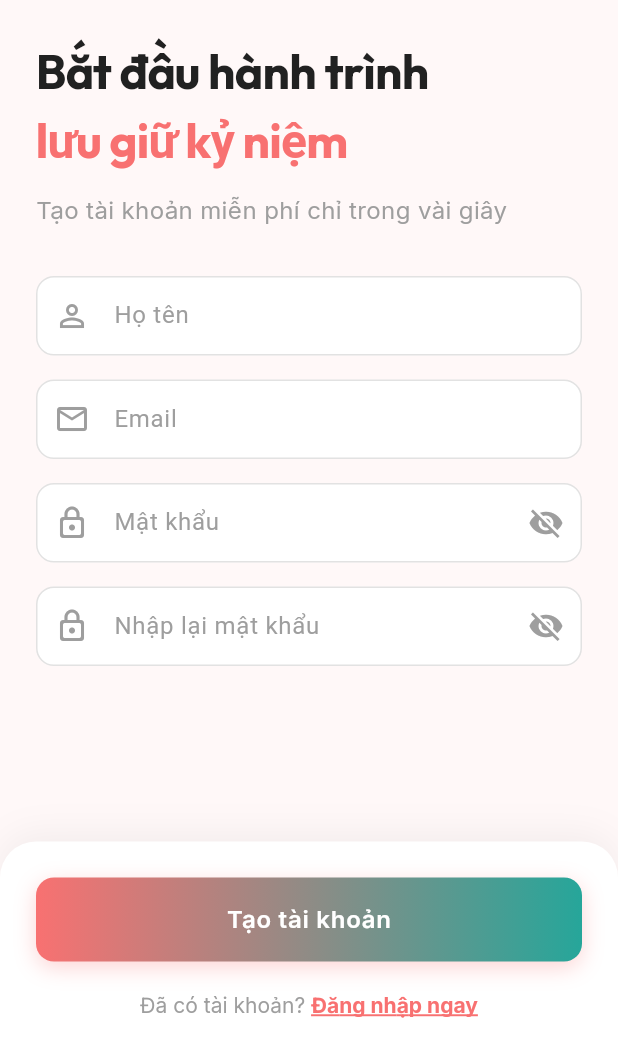
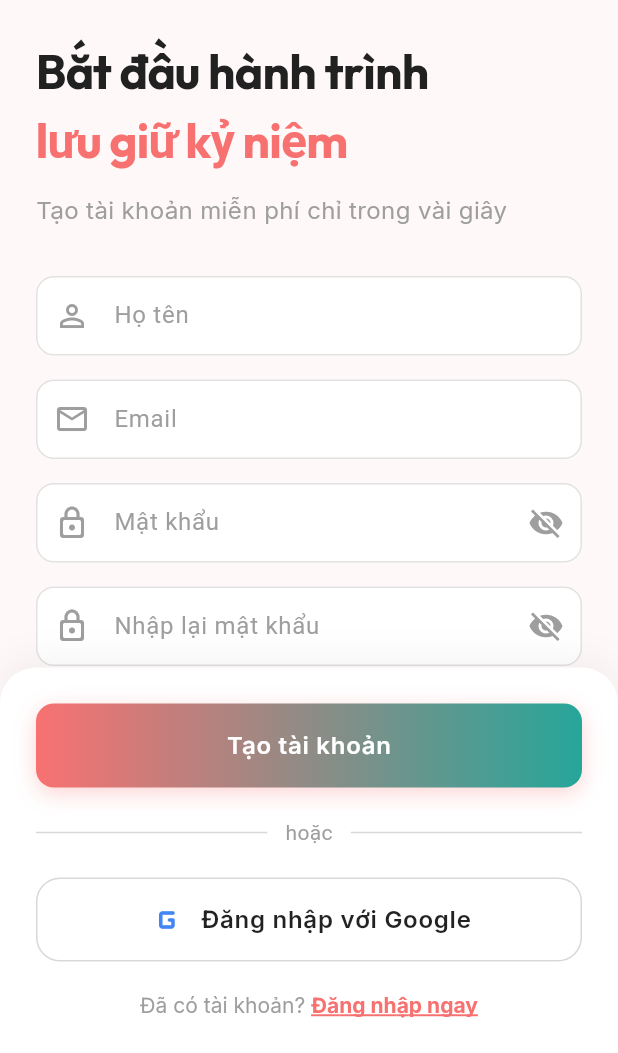
Before and after one commit to dautruongptit/event_app_anti, a Flutter app: the RegisterScreen screen opened by its route, on a phone screen of 412 x 824 dp, the part 183-1236 px from its top. Run offline on Flutter 3.47's test engine with Material 3 defaults, Android fonts, the phone set to English and light mode, and no system bars; drawn by our look-alikes of flutter_animate; our stand-ins replace dio, go_router, google_fonts, google_sign_in, image_picker, shared_preferences and 1 more; accounts and stored records are empty; network calls fail.

Commit message:
feat: add Google Sign-In login/register
- Add google_sign_in ^7.1.0 (Credential Manager) + GoogleAuthHelper
  wrapper around the v7 initialize()/authenticate() API
- AuthService.loginWithGoogle() / AuthProvider.loginWithGoogle() call
  POST /auth/google (idToken) and store tokens like normal login
- Add shared GoogleSignInButton + OrDivider widgets, wired into both
  LoginScreen and RegisterScreen
- Fix AuthResponse.fromJson reading 'userId' (actual backend field)
  instead of 'id' - was throwing on every login/register response
- Add unit test covering the userId parsing fix
- Responsive polish: EventFormScreen repeat-mode text, HomeScreen tab
  labels, RelativeListScreen header title (Flexible/Expanded + ellipsis)
- android/gradle.properties: builtInKotlin/newDsl flags auto-added by
  the Flutter migrator during pub get

Co-Authored-By: Claude Sonnet 5 <noreply@anthropic.com>

```diff
--- a/lib/core/constants/api_constants.dart
+++ b/lib/core/constants/api_constants.dart
@@ -6,8 +6,15 @@ class ApiConstants {
   // Auth
   static const String register = '$apiPrefix/auth/register';
   static const String login = '$apiPrefix/auth/login';
+  static const String googleLogin = '$apiPrefix/auth/google';
   static const String refresh = '$apiPrefix/auth/refresh';
   static const String logout = '$apiPrefix/auth/logout';
+
+  // ⚠️ OAuth 2.0 Web Client ID lấy từ Google Cloud/Firebase Console
+  // (phải trùng với GOOGLE_CLIENT_ID trong .env của backend, xem
+  // GoogleAuthConfig.java). Điền giá trị thật vào đây trước khi build.
+  static const String googleServerClientId =
+      'REPLACE_WITH_YOUR_WEB_CLIENT_ID.apps.googleusercontent.com';
 
   // User (đúng theo UserController backend — KHÔNG có prefix /auth)
   static const String userProfile = '$apiPrefix/users/me';
--- a/lib/models/auth_response.dart
+++ b/lib/models/auth_response.dart
@@ -15,7 +15,8 @@ class AuthResponse {
 
   factory AuthResponse.fromJson(Map<String, dynamic> json) {
     return AuthResponse(
-      id: json['id'] as int,
+      // Backend (AuthResponse.java) trả field "userId", không phải "id".
+      id: json['userId'] as int,
       fullName: json['fullName'] as String,
       email: json['email'] as String,
       accessToken: json['accessToken'] as String,
--- a/lib/providers/auth_provider.dart
+++ b/lib/providers/auth_provider.dart
@@ -3,6 +3,7 @@ import 'package:flutter/material.dart';
 import 'package:shared_preferences/shared_preferences.dart';
 import 'package:event_app/services/auth_service.dart';
 import 'package:event_app/services/user_service.dart';
+import 'package:event_app/services/google_auth_helper.dart';
 import 'package:event_app/core/network/dio_client.dart';
 import 'package:event_app/models/login_history.dart';
 import 'package:event_app/models/user.dart';
@@ -11,8 +12,14 @@ class AuthProvider extends ChangeNotifier {
   final AuthService _authService;
   final UserService _userService;
   final DioClient _dioClient;
+  final GoogleAuthHelper _googleAuthHelper;
 
-  AuthProvider(this._authService, this._userService, this._dioClient);
+  AuthProvider(
+    this._authService,
+    this._userService,
+    this._dioClient, [
+    GoogleAuthHelper? googleAuthHelper,
+  ]) : _googleAuthHelper = googleAuthHelper ?? GoogleAuthHelper();
 
   bool _isLoading = false;
   bool _isAuthenticated = false;
@@ -43,6 +50,34 @@ class AuthProvider extends ChangeNotifier {
     _setLoading(true);
     try {
       final authResponse = await _authService.login(email, password);
+
+      final prefs = await SharedPreferences.getInstance();
+      await prefs.setString('accessToken', authResponse.accessToken);
+      await prefs.setString('refreshToken', authResponse.refreshToken);
+      await prefs.setInt('userId', authResponse.id);
+
+      _isAuthenticated = true;
+      _setLoading(false);
+      return true;
+    } catch (e) {
+      _setError(_extractErrorMessage(e));
+      return false;
+    }
+  }
+
+  /// Đăng nhập bằng Google. Trả về false + [error] == null nếu người dùng
+  /// chủ động huỷ hộp thoại chọn tài khoản (không phải lỗi thật sự).
+  Future<bool> loginWithGoogle() async {
+    _setLoading(true);
+    try {
+      final idToken = await _googleAuthHelper.signInAndGetIdToken();
+      if (idToken == null) {
+        _isLoading = false;
+        notifyListeners();
+        return false;
+      }
+
+      final authResponse = await _authService.loginWithGoogle(idToken);
 
       final prefs = await SharedPreferences.getInstance();
       await prefs.setString('accessToken', authResponse.accessToken);
--- /dev/null
+++ b/lib/services/google_auth_helper.dart
@@ -0,0 +1,36 @@
+import 'package:google_sign_in/google_sign_in.dart';
+import 'package:event_app/core/constants/api_constants.dart';
+
+/// Bọc google_sign_in (API v7: singleton + authenticate()) thành một
+/// hàm đơn giản trả về Google idToken, để gửi lên backend
+/// (POST /auth/google — xem GoogleAuthService.java).
+class GoogleAuthHelper {
+  final GoogleSignIn _signIn = GoogleSignIn.instance;
+  bool _initialized = false;
+
+  Future<void> _ensureInitialized() async {
+    if (_initialized) return;
+    await _signIn.initialize(
+      serverClientId: ApiConstants.googleServerClientId,
+    );
+    _initialized = true;
+  }
+
+  /// Mở luồng đăng nhập Google, trả về idToken để verify ở backend.
+  /// Trả về null nếu người dùng chủ động huỷ (không tính là lỗi).
+  /// Ném Exception nếu Google Sign-In thất bại vì lý do khác.
+  Future<String?> signInAndGetIdToken() async {
+    await _ensureInitialized();
+    try {
+      final account = await _signIn.authenticate();
+      final idToken = account.authentication.idToken;
+      if (idToken == null) {
+        throw Exception('Google không trả về idToken, vui lòng thử lại');
+      }
+      return idToken;
+    } on GoogleSignInException catch (e) {
+      if (e.code == GoogleSignInExceptionCode.canceled) return null;
+      throw Exception('Đăng nhập Google thất bại: ${e.description ?? e.code}');
+    }
+  }
+}
--- a/lib/ui/screens/auth/register_screen.dart
+++ b/lib/ui/screens/auth/register_screen.dart
@@ -6,6 +6,7 @@ import '../../../core/constants/app_colors.dart';
 import '../../../core/constants/app_text_styles.dart';
 import '../../../core/theme/theme_provider.dart';
 import '../../../providers/auth_provider.dart';
+import '../../widgets/google_signin_button.dart';
 
 class RegisterScreen extends StatefulWidget {
   const RegisterScreen({super.key});
@@ -22,6 +23,7 @@ class _RegisterScreenState extends State<RegisterScreen> {
   final _confirmController = TextEditingController();
 
   bool _isLoading = false;
+  bool _isGoogleLoading = false;
   bool _obscurePassword = true;
   bool _obscureConfirm = true;
 
@@ -62,6 +64,31 @@ class _RegisterScreenState extends State<RegisterScreen> {
       }
     } finally {
       if (mounted) setState(() => _isLoading = false);
+    }
+  }
+
+  Future<void> _registerWithGoogle() async {
+    setState(() => _isGoogleLoading = true);
+    try {
+      final authProvider = context.read<AuthProvider>();
+      final success = await authProvider.loginWithGoogle();
+
+      if (!mounted) return;
+
+      if (success) {
+        context.go('/home');
+      } else if (authProvider.error != null) {
+        // error == null nghĩa là người dùng tự huỷ hộp thoại Google, không phải lỗi.
+        ScaffoldMessenger.of(context).showSnackBar(
+          SnackBar(
+            content: Text(authProvider.error ?? 'Đăng ký bằng Google thất bại'),
+            backgroundColor: AppColors.error,
+            behavior: SnackBarBehavior.floating,
+          ),
+        );
+      }
+    } finally {
+      if (mounted) setState(() => _isGoogleLoading = false);
     }
   }
 
@@ -147,18 +174,26 @@ class _RegisterScreenState extends State<RegisterScreen> {
                             ),
                           ),
                           const SizedBox(width: 12),
-                          Text(
+                          Flexible(
+                            child: Text(
                               'Tham gia ngay',
                               style: AppTextStyles.body.copyWith(
                                 color: isDark ? AppColors.textSecondaryDark : AppColors.textSecondaryLight,
                               ),
+                              maxLines: 1,
+                              overflow: TextOverflow.ellipsis,
+                            ),
                           ),
                           const SizedBox(width: 8),
-                          Text(
+                          Flexible(
+                            child: Text(
                               'Nhắc Sự Kiện',
                               style: AppTextStyles.subtitle.copyWith(
                                 fontWeight: FontWeight.bold,
                                 color: isDark ? AppColors.textPrimaryDark : AppColors.textPrimaryLight,
+                              ),
+                              maxLines: 1,
+                              overflow: TextOverflow.ellipsis,
                             ),
                           ),
                         ],
@@ -323,6 +358,16 @@ class _RegisterScreenState extends State<RegisterScreen> {
                   ),
 
                   const SizedBox(height: 20),
+                  OrDivider(
+                    color: isDark ? AppColors.textSecondaryDark : AppColors.textSecondaryLight,
+                  ),
+                  const SizedBox(height: 20),
+                  GoogleSignInButton(
+                    isLoading: _isGoogleLoading,
+                    onPressed: _registerWithGoogle,
+                  ),
+
+                  const SizedBox(height: 20),
 
                   GestureDetector(
                     onTap: () => context.go('/login'),
--- a/lib/ui/screens/home/home_screen.dart
+++ b/lib/ui/screens/home/home_screen.dart
@@ -240,9 +240,9 @@ class _HomeScreenState extends State<HomeScreen> {
       padding: const EdgeInsets.symmetric(horizontal: 20),
       child: Row(
         children: [
-          _buildTabItem('Người thân', 0, isDark),
+          Expanded(child: _buildTabItem('Người thân', 0, isDark)),
           const SizedBox(width: 24),
-          _buildTabItem('Sự kiện của tôi', 1, isDark),
+          Expanded(child: _buildTabItem('Sự kiện của tôi', 1, isDark)),
         ],
       ),
     );
@@ -263,6 +263,8 @@ class _HomeScreenState extends State<HomeScreen> {
                   : (isDark ? AppColors.textSecondaryDark : AppColors.textSecondaryLight),
               fontWeight: isSelected ? FontWeight.bold : FontWeight.w500,
             ),
+            maxLines: 1,
+            overflow: TextOverflow.ellipsis,
           ),
           const SizedBox(height: 6),
           Container(
--- /dev/null
+++ b/lib/ui/widgets/google_signin_button.dart
@@ -0,0 +1,79 @@
+import 'package:flutter/material.dart';
+import '../../core/constants/app_text_styles.dart';
+
+/// Nút "Đăng nhập bằng Google" dùng chung cho Login & Register screen.
+/// Icon G dùng Icons.g_mobiledata_rounded làm placeholder (chưa có asset G
+/// đa sắc chính thức trong dự án) — có thể thay bằng ảnh SVG sau này.
+class GoogleSignInButton extends StatelessWidget {
+  const GoogleSignInButton({
+    super.key,
+    required this.onPressed,
+    required this.isLoading,
+  });
+
+  final VoidCallback? onPressed;
+  final bool isLoading;
+
+  @override
+  Widget build(BuildContext context) {
+    return SizedBox(
+      width: double.infinity,
+      height: 56,
+      child: OutlinedButton(
+        onPressed: isLoading ? null : onPressed,
+        style: OutlinedButton.styleFrom(
+          backgroundColor: Colors.white,
+          side: BorderSide(color: Colors.grey.withValues(alpha: 0.4)),
+          shape: RoundedRectangleBorder(
+            borderRadius: BorderRadius.circular(16),
+          ),
+        ),
+        child: isLoading
+            ? const SizedBox(
+                width: 22,
+                height: 22,
+                child: CircularProgressIndicator(strokeWidth: 2.5),
+              )
+            : Row(
+                mainAxisAlignment: MainAxisAlignment.center,
+                children: [
+                  const Icon(
+                    Icons.g_mobiledata_rounded,
+                    size: 28,
+                    color: Color(0xFF4285F4),
+                  ),
+                  const SizedBox(width: 8),
+                  Text(
+                    'Đăng nhập với Google',
+                    style: AppTextStyles.button.copyWith(
+                      color: Colors.black87,
+                      fontSize: 16,
+                    ),
+                  ),
+                ],
+              ),
+      ),
+    );
+  }
+}
+
+/// Divider "hoặc" giữa form email/password và nút Google.
+class OrDivider extends StatelessWidget {
+  const OrDivider({super.key, required this.color});
+
+  final Color color;
+
+  @override
+  Widget build(BuildContext context) {
+    return Row(
+      children: [
+        Expanded(child: Divider(color: color.withValues(alpha: 0.4))),
+        Padding(
+          padding: const EdgeInsets.symmetric(horizontal: 12),
+          child: Text('hoặc', style: TextStyle(color: color)),
+        ),
+        Expanded(child: Divider(color: color.withValues(alpha: 0.4))),
+      ],
+    );
+  }
+}
--- a/pubspec.yaml
+++ b/pubspec.yaml
@@ -22,6 +22,7 @@ dependencies:
   google_fonts: ^6.1.0
   badges: ^3.1.2
   flutter_animate: ^4.5.0
+  google_sign_in: ^7.1.0
   cupertino_icons: ^1.0.6
 
 dev_dependencies:
```
Also changed, not shown: lib/services/auth_service.dart (+7 -0 lines), lib/ui/screens/auth/login_screen.dart (+34 -0 lines), lib/ui/screens/events/event_form_screen.dart (+9 -1 lines), lib/ui/screens/relatives/relative_list_screen.dart (+7 -3 lines), 2 other files. Lines whose indentation alone changed are shown as unchanged.
